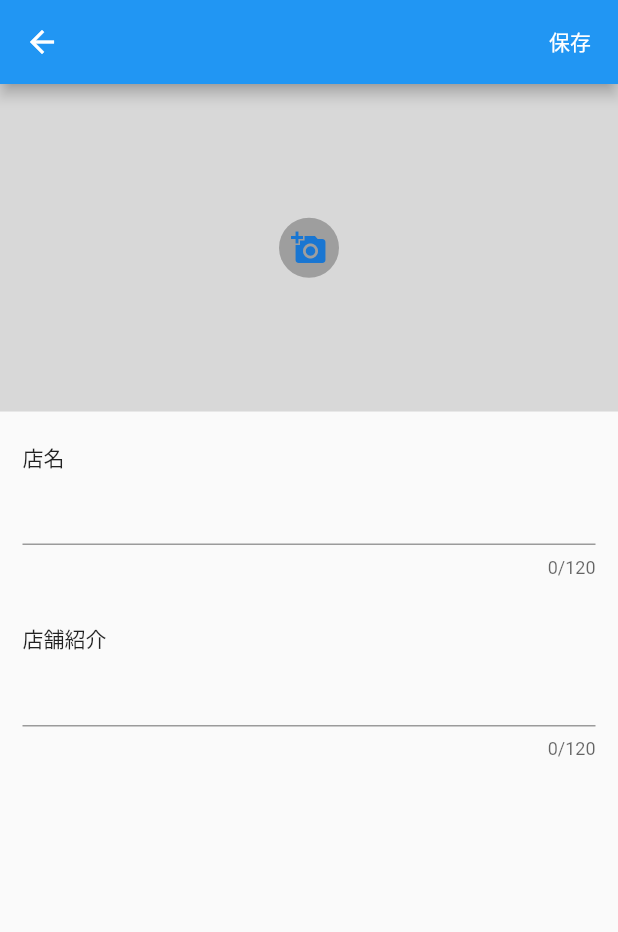
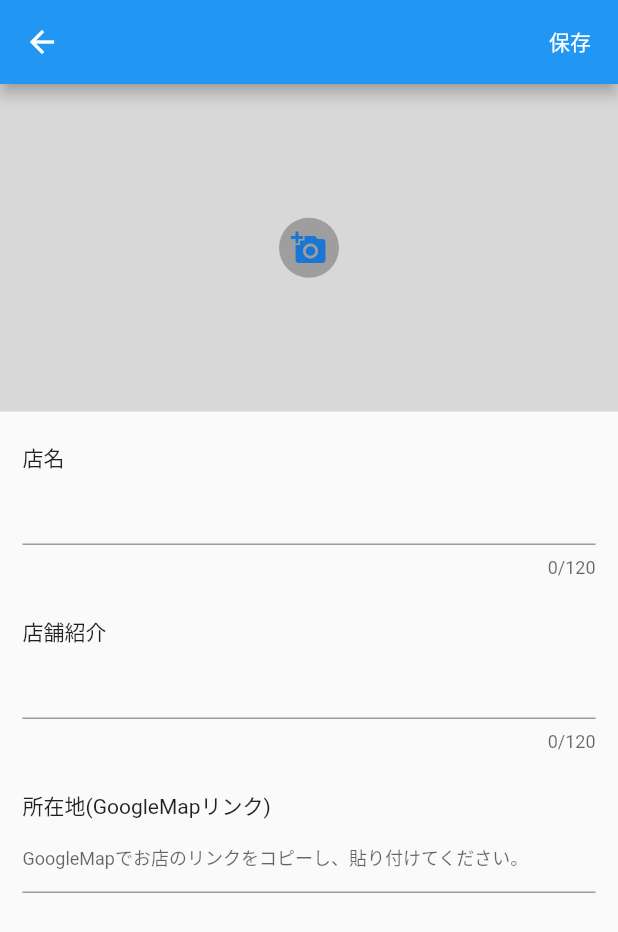
Before and after one commit to RikuDejima/KEI, a Flutter app: the EditStoreProfileScreen screen opened by its route, on a phone screen of 412 x 824 dp. Shown: the top 932 px of the screen. Run offline on Flutter 3.47's test engine with Material 2 defaults, Android fonts, the phone set to English and light mode, and no system bars; our stand-ins replace cloud_firestore, firebase_auth, firebase_core, firebase_storage, flutter_hooks, freezed_annotation and 5 more; accounts and stored records are empty; network calls fail.

Commit message:
add store location setting

```diff
--- a/lib/view/screen/edit_store_profile_screen.dart
+++ b/lib/view/screen/edit_store_profile_screen.dart
@@ -61,6 +61,8 @@ class EditStoreProfileScreen extends HookConsumerWidget {
         child: SingleChildScrollView(
           child: Column(
             children: [
+              Column(
+                children: [
                   ref.watch(editStoreImages).isEmpty
                       ? Container(
                           color: Color(0xFFD8D8D8),
@@ -109,7 +111,7 @@ class EditStoreProfileScreen extends HookConsumerWidget {
                           controller:
                               TextEditingController(text: storeData?.storeName),
                         ),
-                    SizedBox(height: 30),
+                        SizedBox(height: 25),
                         Text('店舗紹介'),
                         TextField(
                           onChanged: (str) {
@@ -123,9 +125,29 @@ class EditStoreProfileScreen extends HookConsumerWidget {
                           controller:
                               TextEditingController(text: storeData?.introduce),
                         ),
-                    SizedBox(height: 20),
+                        SizedBox(height: 25),
+                        Text('所在地(GoogleMapリンク)'),
+                        TextFormField(
+                          decoration: const InputDecoration(
+                            hintText: 'GoogleMapでお店のリンクをコピーし、貼り付けてください。',
+                            hintStyle: TextStyle(fontSize: 12),
+                          ),
+                          initialValue: storeData?.location,
+                          autovalidateMode: AutovalidateMode.onUserInteraction,
+                          validator: (value) {
+                            return viewController.mapLinkValidation(value);
+                          },
+                          onChanged: (str) {
+                            ref
+                                .read(editStoreProfileItemsState.notifier)
+                                .state['location'] = str;
+                          },
+                        ),
+                        SizedBox(height: 25),
                       ],
                     ),
+                  ),
+                ],
               ),
             ],
           ),
--- a/lib/view/screen/root_screen.dart
+++ b/lib/view/screen/root_screen.dart
@@ -35,11 +35,8 @@ class RootScreen extends HookConsumerWidget {
                 Container(
                   padding: const EdgeInsets.symmetric(horizontal: 35),
                   child: TextFormField(
-                    // initialValue: 'メールアドレス',
-                    onFieldSubmitted: (value) =>
+                    onChanged: (value) =>
                         ref.read(mailAddress.notifier).state = value,
-                    // controller: TextEditingController(
-                    //     text: ref.read(mailAddress.notifier).state),
                     autovalidateMode: AutovalidateMode.onUserInteraction,
                     validator: (value) =>
                         ref.read(rootViewController).validateEmail(value),
--- a/pubspec.yaml
+++ b/pubspec.yaml
@@ -46,6 +46,7 @@ dependencies:
   image_picker: ^0.8.4+11
   image_cropper: ^1.5.1
   firebase_storage: ^9.0.0
+  url_launcher: ^6.1.0
 
 dev_dependencies:
   json_serializable: ^6.1.3
```
Also changed, not shown: lib/logic/view_controller/edit_store_profile_view_controller.dart (+19 -8 lines), lib/view/screen/store_profile_screen.dart (+25 -1 lines), pubspec.lock, 2 other files. Lines whose indentation alone changed are shown as unchanged.
